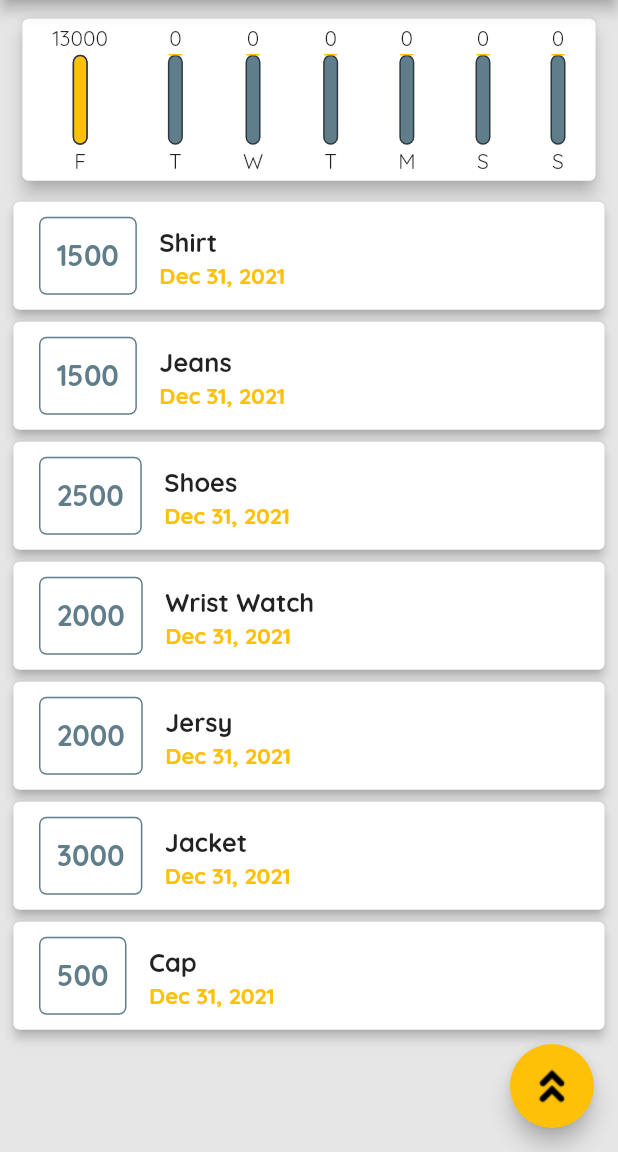
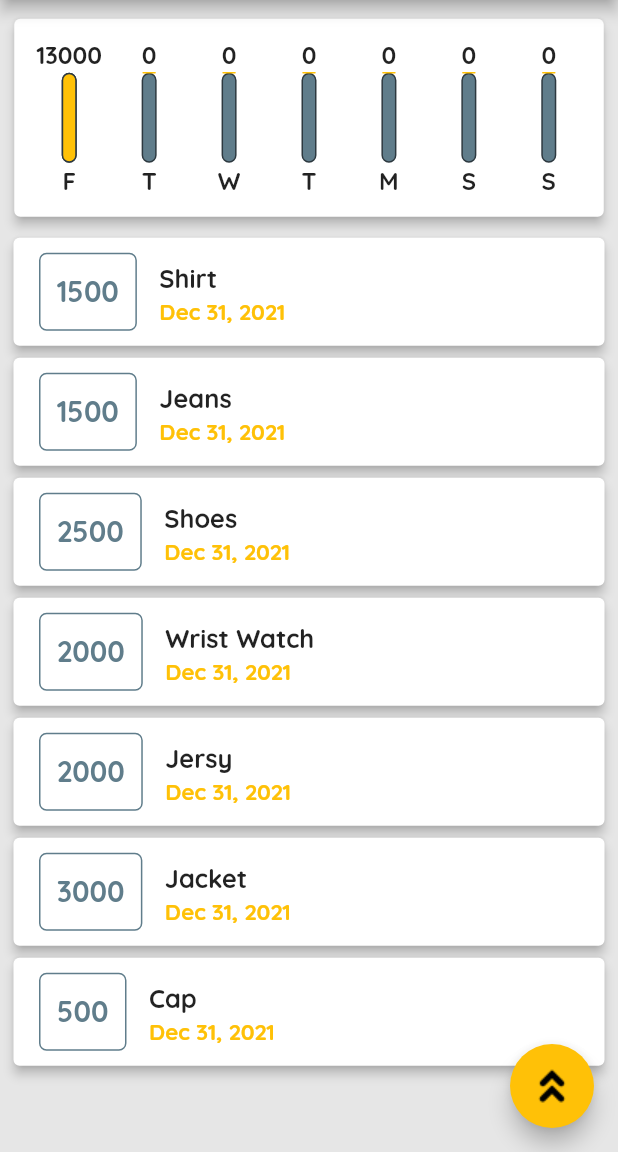
Before and after one commit to shahrazeahmad07/expense_planner, a Flutter app: the screen it shows after launch, on a phone screen of 412 x 824 dp, the part 84-1236 px from its top. Run offline on Flutter 3.47's test engine with Material 2 defaults, Android fonts, the phone set to English and light mode, and no system bars.

Commit message:
Charts aligned properly.

```diff
--- a/lib/main.dart
+++ b/lib/main.dart
@@ -25,6 +25,11 @@ class MyApp extends StatelessWidget {
           bodyText1: TextStyle(
             fontFamily: 'Quicksand',
             fontSize: 22,
+          ),
+          bodyText2: TextStyle(
+            fontFamily: 'Quicksand',
+            fontWeight: FontWeight.bold,
+            fontSize: 16,
           ),
         ),
         appBarTheme: const AppBarTheme(
--- a/lib/widgets/chart.dart
+++ b/lib/widgets/chart.dart
@@ -42,21 +42,27 @@ class Chart extends StatelessWidget {
   @override
   Widget build(BuildContext context) {
     return Card(
-      elevation: 5,
-      margin: const EdgeInsets.fromLTRB(10, 12.5, 10, 10),
+      elevation: 3,
+      margin: const EdgeInsets.fromLTRB(4.5, 12.5, 4.5, 10),
+      child: Padding(
+        padding: const EdgeInsets.all(10),
         child: Row(
           mainAxisAlignment: MainAxisAlignment.spaceAround,
           children: [
             ...groupedTransactionValues.map((e) {
               //! bars
-            return ChartBars(
+              return Flexible(
+                fit: FlexFit.tight,
+                child: ChartBars(
                     (e['Day'] as String),
                     (e['Amount'] as double),
                     totalSpendingOfAllWeek == 0
                         ? 0
-                    : (e['Amount'] as double) / totalSpendingOfAllWeek);
+                        : (e['Amount'] as double) / totalSpendingOfAllWeek),
+              );
             }).toList(),
           ],
+        ),
       ),
     );
   }
--- a/lib/widgets/chartbars.dart
+++ b/lib/widgets/chartbars.dart
@@ -15,8 +15,11 @@ class ChartBars extends StatelessWidget {
           height: 4,
         ),
         //! Price Text.
-        Text(
-          spendingAmount.toStringAsFixed(0),
+        FittedBox(
+          child: Text(
+            spendingAmount.toStringAsFixed(0),
+            // style: Theme.of(context).textTheme.bodyText2,
+          ),
         ),
         const SizedBox(
           height: 2,
```
Lines whose indentation alone changed are shown as unchanged.
